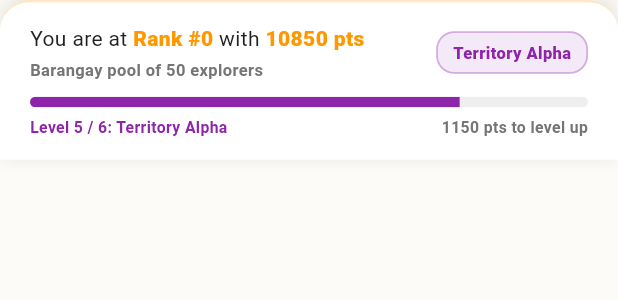
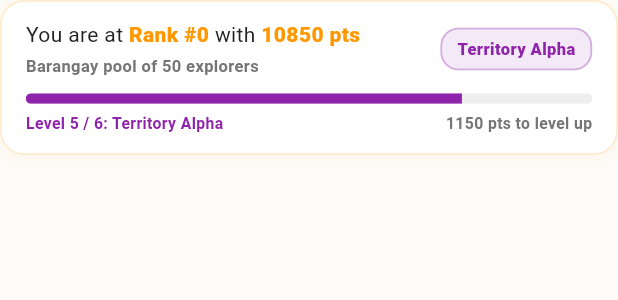
Before and after one commit to Ractopen-Academic/Poke-Iring, a Flutter app: the UserStandingCard widget shown alone on an empty page, opened directly with sample values from the repository, on a phone screen of 412 x 824 dp. Shown: the top 300 px of the screen. Run offline on Flutter 3.47's test engine with Material 3 defaults, Android fonts, the phone set to English and light mode, and no system bars; our stand-ins replace cached_network_image, cloud_firestore, firebase_auth, firebase_core, firebase_storage, flutter_cache_manager and 9 more; accounts and stored records are empty.

Commit message:
fix(leaderboard): relocate user standing card to header and add orientation fix on recenter (#20)
Co-authored-by: ractopen <197402134+ractopen@users.noreply.github.com>

```diff
--- a/lib/core/constants/app_version.dart
+++ b/lib/core/constants/app_version.dart
@@ -4,9 +4,9 @@ class AppVersion {
   // Major remains locked at 0 during pre-release until full functional stability
   static const int major = 0;
   static const int feature = 14;
-  static const int patch = 1;
+  static const int patch = 2;
   static const String flag = 'b'; // f = feature, b = bugfix, r = refactor
-  static const int iteration = 17;
+  static const int iteration = 18;
   static const String stage = 'Pre-Alpha';
   static const String buildDate = '2026.10.31';
 
@@ -14,5 +14,5 @@ class AppVersion {
   static String get releaseTag => 'v$semanticVersion-$flag$iteration';
   static String get badgeDisplay => '$releaseTag ($stage)';
   static String get buildSubtitle =>
-      'Build $buildDate • Mobile UI Polish & Bugfixes';
+      'Build $buildDate • Leaderboard Header Card & Camera Recenter Fix';
 }
--- a/lib/features/leaderboard/presentation/widgets/user_standing_card.dart
+++ b/lib/features/leaderboard/presentation/widgets/user_standing_card.dart
@@ -8,14 +8,12 @@ class UserStandingCard extends StatelessWidget {
   final LeaderboardEntry? standing;
   final LeaderboardScope scope;
   final LeaderboardCategory category;
-  final double bottomPadding;
 
   const UserStandingCard({
     super.key,
     required this.standing,
     required this.scope,
     required this.category,
-    this.bottomPadding = 0.0,
   });
 
   @override
@@ -31,22 +29,17 @@ class UserStandingCard extends StatelessWidget {
     return Container(
       decoration: BoxDecoration(
         color: Colors.white,
+        borderRadius: BorderRadius.circular(16),
+        border: Border.all(color: AppColors.primary.withAlpha(50), width: 1.2),
         boxShadow: [
           BoxShadow(
-            color: Colors.black.withAlpha(25),
-            blurRadius: 10,
-            offset: const Offset(0, -3),
+            color: AppColors.primary.withAlpha(12),
+            blurRadius: 8,
+            offset: const Offset(0, 2),
           ),
         ],
-        borderRadius: const BorderRadius.vertical(top: Radius.circular(20)),
-        border: Border(
-          top: BorderSide(color: AppColors.primary.withAlpha(60), width: 1.5),
       ),
-      ),
-      padding: EdgeInsets.fromLTRB(20, 14, 20, 14 + bottomPadding),
-      child: SafeArea(
-        top: false,
-        bottom: bottomPadding == 0.0,
+      padding: const EdgeInsets.symmetric(horizontal: 16, vertical: 12),
       child: Column(
         mainAxisSize: MainAxisSize.min,
         crossAxisAlignment: CrossAxisAlignment.stretch,
@@ -157,7 +150,6 @@ class UserStandingCard extends StatelessWidget {
           ),
         ],
       ),
-      ),
     );
   }
 }
--- a/pubspec.yaml
+++ b/pubspec.yaml
@@ -2,7 +2,7 @@ name: pokeiring
 description: "A gamified cat discovery and exploration app combining on-device AI classification with GPS mapping."
 publish_to: 'none'
 
-version: 0.14.1+17
+version: 0.14.2+18
 
 environment:
   sdk: ^3.13.7
```
Also changed, not shown: lib/features/leaderboard/presentation/pages/leaderboard_page.dart (+11 -10 lines), lib/features/map/presentation/pages/live_map_page.dart (+31 -3 lines). Lines whose indentation alone changed are shown as unchanged.
